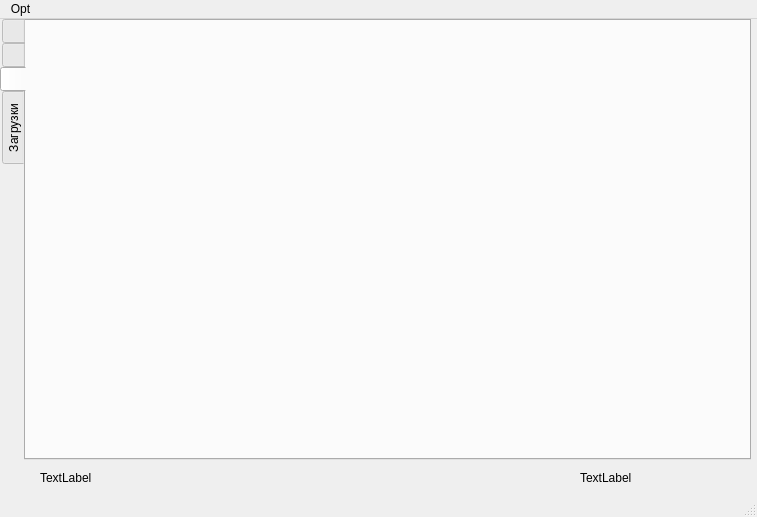
This is mainwindow.ui in MaximusFk/Vik as Qt 5 draws it before an edit. The edited form follows.
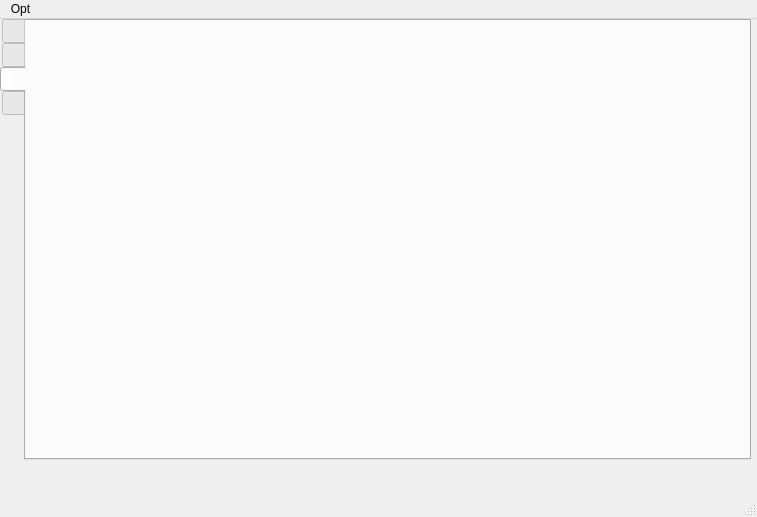
This is the edited form. Icons and pictures are not drawn.

Patch:
```diff
--- a/mainwindow.ui
+++ b/mainwindow.ui
@@ -10,6 +10,24 @@
     <height>517</height>
    </rect>
   </property>
+  <property name="sizePolicy">
+   <sizepolicy hsizetype="Fixed" vsizetype="Fixed">
+    <horstretch>0</horstretch>
+    <verstretch>0</verstretch>
+   </sizepolicy>
+  </property>
+  <property name="minimumSize">
+   <size>
+    <width>757</width>
+    <height>517</height>
+   </size>
+  </property>
+  <property name="maximumSize">
+   <size>
+    <width>757</width>
+    <height>517</height>
+   </size>
+  </property>
   <property name="windowTitle">
    <string>Vik ВКонтакте</string>
   </property>
@@ -53,7 +71,7 @@
      </size>
     </property>
     <property name="elideMode">
-     <enum>Qt::ElideNone</enum>
+     <enum>Qt::ElideRight</enum>
     </property>
     <property name="usesScrollButtons">
      <bool>false</bool>
@@ -192,37 +210,34 @@
     </widget>
     <widget class="QWidget" name="downloads">
      <attribute name="title">
-      <string>Загрузки</string>
+      <string/>
      </attribute>
     </widget>
    </widget>
-   <widget class="QLabel" name="accessToken">
+   <widget class="QPushButton" name="pushButton_2">
     <property name="geometry">
      <rect>
-      <x>40</x>
-      <y>450</y>
-      <width>531</width>
-      <height>17</height>
+      <x>0</x>
+      <y>440</y>
+      <width>41</width>
+      <height>31</height>
      </rect>
     </property>
     <property name="text">
-     <string>TextLabel</string>
+     <string/>
     </property>
-   </widget>
-   <widget class="QLabel" name="userId">
-    <property name="geometry">
-     <rect>
-      <x>580</x>
-      <y>450</y>
-      <width>151</width>
-      <height>17</height>
-     </rect>
+    <property name="icon">
+     <iconset resource="ux_icons.qrc">
+      <normaloff>:/icons/buttons/refresh-button.png</normaloff>:/icons/buttons/refresh-button.png</iconset>
     </property>
-    <property name="text">
-     <string>TextLabel</string>
+    <property name="iconSize">
+     <size>
+      <width>20</width>
+      <height>20</height>
+     </size>
     </property>
-    <property name="alignment">
-     <set>Qt::AlignLeading|Qt::AlignLeft|Qt::AlignVCenter</set>
+    <property name="flat">
+     <bool>true</bool>
     </property>
    </widget>
   </widget>
```
Left out of the diff: 51 changed lines with no effect on the pictures.
